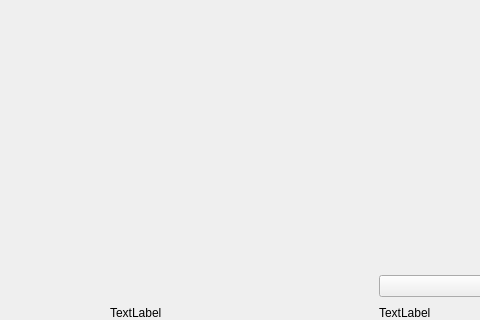
Old version of the form imageview.ui in the repository Goddard/optic.ninja; both pictures show x 160 to 640 and y 480 to 800 of the 800 by 800 pixel window.
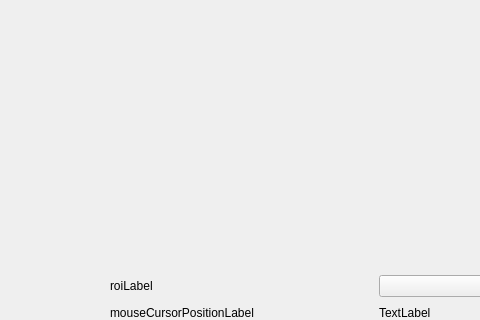
New version of the form. Custom widgets are drawn as their Qt base class.

The edit to the form file:
```diff
--- a/imageview.ui
+++ b/imageview.ui
@@ -95,7 +95,14 @@
      <item row="1" column="1">
       <widget class="QLabel" name="mouseCursorPositionLabel">
        <property name="text">
-        <string>TextLabel</string>
+        <string>mouseCursorPositionLabel</string>
+       </property>
+      </widget>
+     </item>
+     <item row="0" column="1">
+      <widget class="QLabel" name="roiLabel">
+       <property name="text">
+        <string>roiLabel</string>
        </property>
       </widget>
      </item>
```
